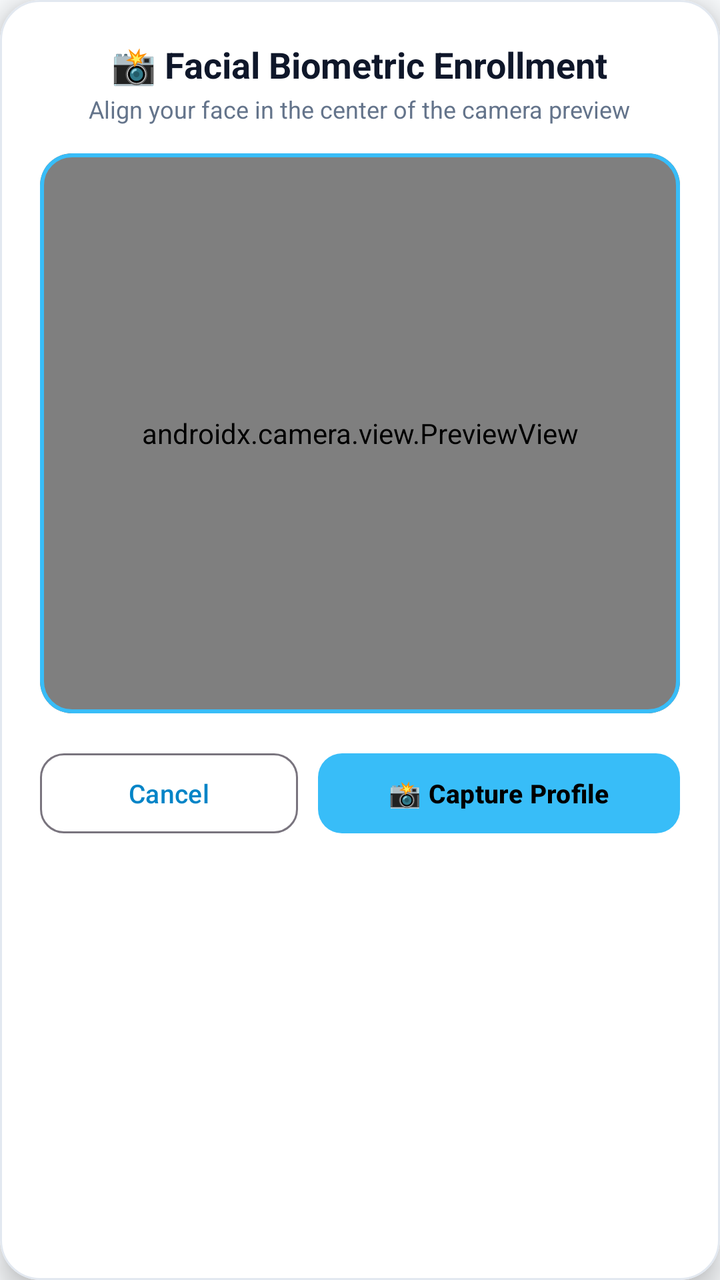
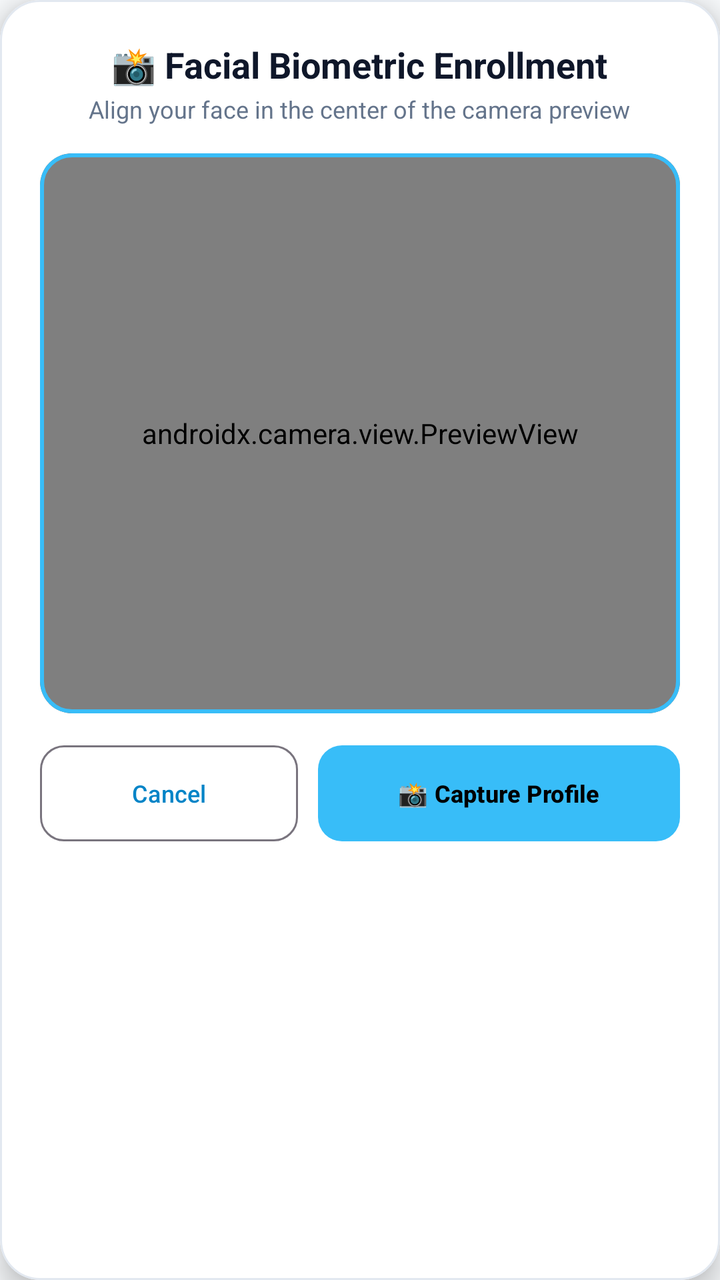

Compare the two renders of this Android layout. The source of the first and the diff that turns it into the second are given below.
<!-- AndroidManifest.xml: application theme Theme.HoneyfileSecurity -->
<!-- res/layout/dialog_admin_enroll_scan.xml -->
<?xml version="1.0" encoding="utf-8"?>
<com.google.android.material.card.MaterialCardView xmlns:android="http://schemas.android.com/apk/res/android"
    xmlns:app="http://schemas.android.com/apk/res-auto"
    android:layout_width="match_parent"
    android:layout_height="wrap_content"
    android:layout_margin="16dp"
    app:cardBackgroundColor="?attr/appCardColor"
    app:cardCornerRadius="20dp"
    app:cardElevation="8dp"
    app:strokeColor="?attr/appCardStrokeColor"
    app:strokeWidth="1dp">

    <LinearLayout
        android:layout_width="match_parent"
        android:layout_height="wrap_content"
        android:orientation="vertical"
        android:padding="20dp"
        android:gravity="center_horizontal">

        <TextView
            android:id="@+id/tvEnrollTitle"
            android:layout_width="wrap_content"
            android:layout_height="wrap_content"
            android:text="📸 Facial Biometric Enrollment"
            android:textColor="?attr/appTextColorPrimary"
            android:textSize="18sp"
            android:textStyle="bold" />

        <TextView
            android:id="@+id/tvEnrollSubtitle"
            android:layout_width="wrap_content"
            android:layout_height="wrap_content"
            android:text="Align your face in the center of the camera preview"
            android:textColor="?attr/appTextColorSecondary"
            android:textSize="12sp"
            android:layout_marginTop="2dp"
            android:layout_marginBottom="14dp" />

        
        <LinearLayout
            android:id="@+id/layoutScanStep"
            android:layout_width="match_parent"
            android:layout_height="wrap_content"
            android:orientation="vertical"
            android:gravity="center_horizontal">

            
            <com.google.android.material.card.MaterialCardView
                android:layout_width="match_parent"
                android:layout_height="280dp"
                app:cardCornerRadius="16dp"
                app:cardElevation="0dp"
                app:strokeColor="@color/primary_accent"
                app:strokeWidth="2dp"
                android:layout_marginBottom="16dp">

                <androidx.camera.view.PreviewView
                    android:id="@+id/enrollPreviewView"
                    android:layout_width="match_parent"
                    android:layout_height="match_parent" />

            </com.google.android.material.card.MaterialCardView>

            
            <LinearLayout
                android:layout_width="match_parent"
                android:layout_height="wrap_content"
                android:orientation="horizontal">

                <com.google.android.material.button.MaterialButton
                    android:id="@+id/btnCancelEnroll"
                    style="@style/Widget.Material3.Button.OutlinedButton"
                    android:layout_width="0dp"
                    android:layout_height="48dp"
                    android:layout_weight="1"
                    android:text="Cancel"
                    android:textSize="13sp"
                    app:cornerRadius="12dp" />

                <com.google.android.material.button.MaterialButton
                    android:id="@+id/btnCaptureEnroll"
                    android:layout_width="0dp"
                    android:layout_height="48dp"
                    android:layout_weight="1.4"
                    android:layout_marginStart="10dp"
                    android:text="📸 Capture Profile"
                    android:textColor="@color/black"
                    android:textSize="13sp"
                    android:textStyle="bold"
                    app:backgroundTint="@color/primary_accent"
                    app:cornerRadius="12dp" />

            </LinearLayout>
        </LinearLayout>

        
        <LinearLayout
            android:id="@+id/layoutEmailStep"
            android:layout_width="match_parent"
            android:layout_height="wrap_content"
            android:orientation="vertical"
            android:visibility="gone"
            android:gravity="center_horizontal">

            <com.google.android.material.textfield.TextInputLayout
                android:id="@+id/tilAdminEmail"
                style="@style/Widget.Material3.TextInputLayout.OutlinedBox"
                android:layout_width="match_parent"
                android:layout_height="wrap_content"
                android:layout_marginVertical="16dp"
                android:hint="Admin Email Address"
                app:boxCornerRadiusBottomEnd="12dp"
                app:boxCornerRadiusBottomStart="12dp"
                app:boxCornerRadiusTopEnd="12dp"
                app:boxCornerRadiusTopStart="12dp"
                app:startIconDrawable="@android:drawable/ic_dialog_email">

                <com.google.android.material.textfield.TextInputEditText
                    android:id="@+id/etAdminEmail"
                    android:layout_width="match_parent"
                    android:layout_height="wrap_content"
                    android:inputType="textEmailAddress"
                    android:singleLine="true"
                    android:textColor="?attr/appTextColorPrimary"
                    android:textSize="14sp" />

            </com.google.android.material.textfield.TextInputLayout>

            <LinearLayout
                android:layout_width="match_parent"
                android:layout_height="wrap_content"
                android:orientation="horizontal">

                <com.google.android.material.button.MaterialButton
                    android:id="@+id/btnSkipEmail"
                    style="@style/Widget.Material3.Button.OutlinedButton"
                    android:layout_width="0dp"
                    android:layout_height="48dp"
                    android:layout_weight="1"
                    android:text="Skip"
                    android:textSize="13sp"
                    app:cornerRadius="12dp" />

                <com.google.android.material.button.MaterialButton
                    android:id="@+id/btnSaveEmail"
                    android:layout_width="0dp"
                    android:layout_height="48dp"
                    android:layout_weight="1.4"
                    android:layout_marginStart="10dp"
                    android:text="📧 Save &amp; Finish"
                    android:textColor="@color/black"
                    android:textSize="13sp"
                    android:textStyle="bold"
                    app:backgroundTint="@color/primary_accent"
                    app:cornerRadius="12dp" />

            </LinearLayout>
        </LinearLayout>

    </LinearLayout>

</com.google.android.material.card.MaterialCardView>
<!-- resources referenced by this layout -->
<resources>
  <color name="black">#FF000000</color>
  <color name="primary_accent">#38BDF8</color>
  <style name="Theme.HoneyfileSecurity" parent="Theme.Material3.DayNight.NoActionBar">
          <item name="colorPrimary">@color/primary_accent_light</item>
          <item name="colorOnPrimary">@color/white</item>
          <item name="colorSecondary">@color/teal_700</item>
          <item name="android:statusBarColor">@color/light_bg</item>
          <item name="android:windowBackground">@color/light_bg</item>
  
          
          <item name="appBackgroundColor">@color/light_bg</item>
          <item name="appCardColor">@color/light_card_bg</item>
          <item name="appCardStrokeColor">@color/light_card_stroke</item>
          <item name="appTextColorPrimary">@color/light_text_primary</item>
          <item name="appTextColorSecondary">@color/light_text_secondary</item>
      </style>
  <color name="primary_accent_light">#0284C7</color>
  <color name="white">#FFFFFFFF</color>
  <color name="teal_700">#FF018786</color>
  <color name="light_bg">#F8FAFC</color>
  <color name="light_card_bg">#FFFFFF</color>
  <color name="light_card_stroke">#E2E8F0</color>
  <color name="light_text_primary">#0F172A</color>
  <color name="light_text_secondary">#64748B</color>
</resources>

<!-- the commit's change to res/layout/dialog_admin_enroll_scan.xml (unified diff, before → after) -->
@@ -71,22 +71,28 @@
                     android:id="@+id/btnCancelEnroll"
                     style="@style/Widget.Material3.Button.OutlinedButton"
                     android:layout_width="0dp"
-                    android:layout_height="48dp"
+                    android:layout_height="wrap_content"
+                    android:minHeight="48dp"
                     android:layout_weight="1"
                     android:text="Cancel"
-                    android:textSize="13sp"
+                    android:textSize="12sp"
+                    android:insetTop="0dp"
+                    android:insetBottom="0dp"
                     app:cornerRadius="12dp" />
 
                 <com.google.android.material.button.MaterialButton
                     android:id="@+id/btnCaptureEnroll"
                     android:layout_width="0dp"
-                    android:layout_height="48dp"
+                    android:layout_height="wrap_content"
+                    android:minHeight="48dp"
                     android:layout_weight="1.4"
                     android:layout_marginStart="10dp"
                     android:text="📸 Capture Profile"
                     android:textColor="@color/black"
-                    android:textSize="13sp"
+                    android:textSize="12sp"
                     android:textStyle="bold"
+                    android:insetTop="0dp"
+                    android:insetBottom="0dp"
                     app:backgroundTint="@color/primary_accent"
                     app:cornerRadius="12dp" />
 
@@ -135,22 +141,28 @@
                     android:id="@+id/btnSkipEmail"
                     style="@style/Widget.Material3.Button.OutlinedButton"
                     android:layout_width="0dp"
-                    android:layout_height="48dp"
+                    android:layout_height="wrap_content"
+                    android:minHeight="48dp"
                     android:layout_weight="1"
                     android:text="Skip"
-                    android:textSize="13sp"
+                    android:textSize="12sp"
+                    android:insetTop="0dp"
+                    android:insetBottom="0dp"
                     app:cornerRadius="12dp" />
 
                 <com.google.android.material.button.MaterialButton
                     android:id="@+id/btnSaveEmail"
                     android:layout_width="0dp"
-                    android:layout_height="48dp"
+                    android:layout_height="wrap_content"
+                    android:minHeight="48dp"
                     android:layout_weight="1.4"
                     android:layout_marginStart="10dp"
                     android:text="📧 Save &amp; Finish"
                     android:textColor="@color/black"
-                    android:textSize="13sp"
+                    android:textSize="12sp"
                     android:textStyle="bold"
+                    android:insetTop="0dp"
+                    android:insetBottom="0dp"
                     app:backgroundTint="@color/primary_accent"
                     app:cornerRadius="12dp" />
 
